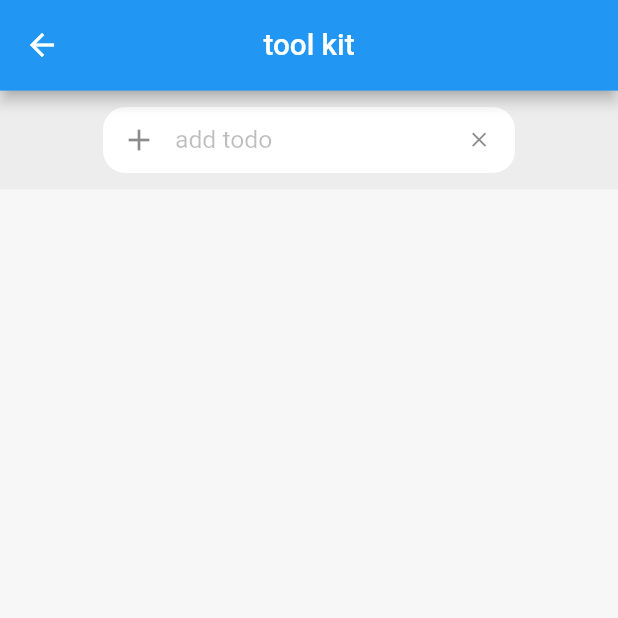
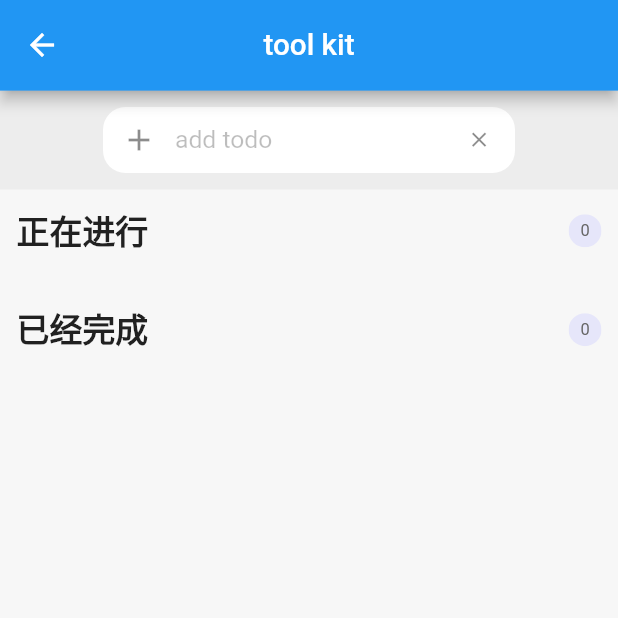
Before and after one commit to path-yu/simple_app, a Flutter app: the TodoListPage screen opened directly, on a phone screen of 412 x 824 dp, the top half of it. Run offline on Flutter 3.47's test engine with Material 2 defaults, Android fonts, the phone set to English and light mode, and no system bars; our stand-ins replace flutter_local_notifications, flutter_screenutil, fluttertoast, permission_handler, shared_preferences; accounts and stored records are empty.

Commit message:
封装todoList 基本组件

```diff
--- /dev/null
+++ b/lib/components/todoList/buildTodoListTitle.dart
@@ -0,0 +1,29 @@
+import 'package:flutter/cupertino.dart';
+import 'package:flutter_screenutil/flutter_screenutil.dart';
+
+Widget buildTodoListTitle(String title, int count) {
+  return Row(
+    mainAxisAlignment: MainAxisAlignment.spaceBetween,
+    children: [
+      Text(
+        title,
+        style: TextStyle(
+            fontWeight: FontWeight.bold, fontSize: ScreenUtil().setSp(20)),
+      ),
+      ClipOval(
+          child: Container(
+              width: ScreenUtil().setWidth(20),
+              height: ScreenUtil().setHeight(20),
+              color: const Color(0xffE6E6FA),
+              child: Center(
+                child: Text(
+                  count.toString(),
+                  textAlign: TextAlign.center,
+                  style: TextStyle(
+                      fontSize: ScreenUtil().setSp(10),
+                      color: const Color(0xFF666666)),
+                ),
+              ))),
+    ],
+  );
+}
--- /dev/null
+++ b/lib/components/todoList/todoList.dart
@@ -0,0 +1,135 @@
+import 'package:flutter/material.dart';
+import 'package:flutter_screenutil/flutter_screenutil.dart';
+import 'package:simple_app/utils/showDialog.dart';
+
+import 'buildToDoListTitle.dart';
+
+class TodoList extends StatefulWidget {
+  // 接受父组件传递的listdata
+  final List listData;
+  final String title;
+  final Function checkBoxChange;
+  final Function deleteToDoListItem;
+  final Function addTodoLitItem;
+  const TodoList({
+    required Key key,
+    required this.listData,
+    required this.title,
+    required this.checkBoxChange,
+    required this.deleteToDoListItem,
+    required this.addTodoLitItem,
+  }) : super(key: key);
+  @override
+  TodoListState createState() => TodoListState();
+}
+
+class TodoListState extends State<TodoList>
+    with SingleTickerProviderStateMixin {
+  final GlobalKey<AnimatedListState> listkey = GlobalKey<AnimatedListState>();
+
+  // The default insert/remove animation duration.
+  final Duration _kDuration = const Duration(milliseconds: 300);
+  void removeItem(_index) {
+    animatedRemoveItem(_index);
+    // 因为删除动画需要时间300 毫秒 所以需要等待300ms后
+    // 调用父组件的方法删除对应的原数据  因为父组件调用了setState所以会触发子组件重新build 所以需要避免发生下标异常
+    // 假设原数组中两个元素, 当删除第二个即下标为1的元素时, 如果此时直接调用父组件的删除, 会触发子组件重新build
+    // 由于动画是异步执行的, 所以它会等待build后在进行调用 重新数组的长度为1 ,而原生删除的下标为1, 则有可能此时会触发异常
+    Future.delayed(const Duration(milliseconds: 350), () {
+      widget.deleteToDoListItem(widget.listData[_index]);
+    });
+  }
+
+  void animatedRemoveItem(_index) {
+    listkey.currentState?.removeItem(
+        _index, (context, animation) => _buildItem(animation, _index),
+        duration: _kDuration);
+  }
+
+  void addItem() {
+    final _index = widget.listData.length;
+    listkey.currentState?.insertItem(_index, duration: _kDuration);
+  }
+
+  void handleRemveItem(index) async {
+    // 弹出对话框并等待其关闭 等获取它的返回值
+    bool? delete = await showConfirmDialog(context, message: '确定删除当前todo吗');
+    if (delete != null) {
+      removeItem(index);
+    }
+  }
+
+  @override
+  void initState() {
+    super.initState();
+  }
+
+  Widget _buildItem(Animation<double> _animation, int index) {
+    Map target = widget.listData[index];
+    String value = target['value'].toString();
+    bool done = target['done'];
+    String time = target['time'];
+    return SizeTransition(
+      sizeFactor: _animation,
+      child: Container(
+          color: Colors.white,
+          height: ScreenUtil().setHeight(40),
+          margin: EdgeInsets.only(top: ScreenUtil().setSp(15)),
+          child: Center(
+            child: Row(
+                mainAxisAlignment: MainAxisAlignment.spaceBetween,
+                children: [
+                  Row(
+                    children: [
+                      Checkbox(
+                          value: done,
+                          onChanged: (value) =>
+                              widget.checkBoxChange(value, target, done)),
+                      Text(value),
+                    ],
+                  ),
+                  Expanded(
+                      child: Text(
+                    time,
+                    textAlign: TextAlign.center,
+                  )),
+                  SizedBox(
+                    height: ScreenUtil().setHeight(40),
+                    child: IconButton(
+                      icon: const Icon(Icons.clear),
+                      iconSize: ScreenUtil().setSp(20),
+                      onPressed: () => handleRemveItem(index),
+                    ),
+                  ),
+                ]),
+          )),
+    );
+  }
+
+  @override
+  Widget build(BuildContext context) {
+    return Container(
+      padding: EdgeInsets.all(ScreenUtil().setSp(10)),
+      child: Column(
+        children: [
+          buildTodoListTitle(widget.title, widget.listData.length),
+          SizedBox(
+            height: ScreenUtil().setHeight(10),
+          ),
+          ConstrainedBox(
+            constraints: BoxConstraints(maxHeight: ScreenUtil().setHeight(350)),
+            child: AnimatedList(
+              shrinkWrap: true,
+              key: listkey,
+              initialItemCount: widget.listData.length,
+              itemBuilder: (BuildContext context, int index,
+                  Animation<double> animation) {
+                return _buildItem(animation, index);
+              },
+            ),
+          )
+        ],
+      ),
+    );
+  }
+}
--- a/lib/page/todo_list_page.dart
+++ b/lib/page/todo_list_page.dart
@@ -3,6 +3,7 @@ import 'package:flutter_screenutil/flutter_screenutil.dart';
 import 'package:simple_app/common/Color.dart';
 import 'package:simple_app/components/base/buildBaseAppBar.dart';
 import 'package:simple_app/components/search_bar.dart';
+import 'package:simple_app/components/todoList/todoList.dart';
 import 'package:simple_app/generated/l10n.dart';
 
 import '../utils/showDialog.dart';
@@ -19,6 +20,10 @@ class _TodoListPageState extends State<TodoListPage> {
   //定义一个controller
   final TextEditingController _todoController = TextEditingController();
 
+  final GlobalKey<TodoListState> _underWayTodoListKey =
+      GlobalKey<TodoListState>();
+  final GlobalKey<TodoListState> _completeToDoListKey =
+      GlobalKey<TodoListState>();
   // 监听键盘点击了确认按钮
   void addConfrim(String value) {
     showConfirmDialog(context);
@@ -59,6 +64,20 @@ class _TodoListPageState extends State<TodoListPage> {
                 ],
               ),
             ),
+            TodoList(
+                key: _underWayTodoListKey,
+                listData: const [],
+                title: '正在进行',
+                checkBoxChange: () {},
+                deleteToDoListItem: () {},
+                addTodoLitItem: () {}),
+            TodoList(
+                key: _completeToDoListKey,
+                listData: const [],
+                title: '已经完成',
+                checkBoxChange: () {},
+                deleteToDoListItem: () {},
+                addTodoLitItem: () {})
           ],
         ),
       ),
```
